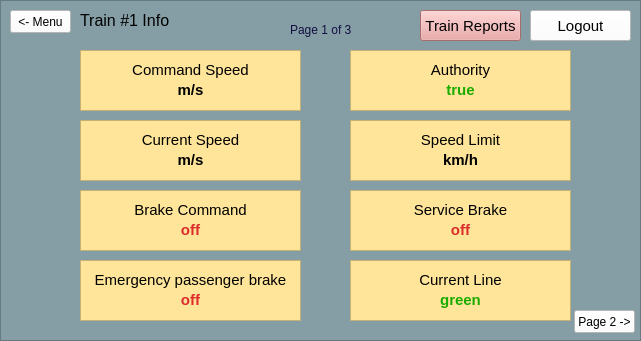
Old version of the form src/UI/TrainModel/Train_Info_Page1.ui in the repository aet37/ECE1140-Project.
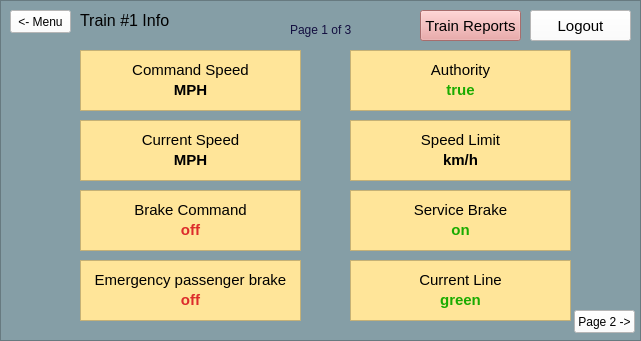
New version of the form.

Diff of the .ui file:
```diff
--- a/src/UI/TrainModel/Train_Info_Page1.ui
+++ b/src/UI/TrainModel/Train_Info_Page1.ui
@@ -294,7 +294,7 @@
       <string notr="true">background-color: rgba(255, 255, 255, 0);</string>
      </property>
      <property name="text">
-      <string>m/s</string>
+      <string>MPH</string>
      </property>
      <property name="alignment">
       <set>Qt::AlignCenter</set>
@@ -373,7 +373,7 @@
       <string notr="true">background-color: rgba(255, 255, 255, 0);</string>
      </property>
      <property name="text">
-      <string>m/s</string>
+      <string>MPH</string>
      </property>
      <property name="alignment">
       <set>Qt::AlignCenter</set>
@@ -445,10 +445,10 @@
      </property>
      <property name="styleSheet">
       <string notr="true">background-color: rgba(255, 255, 255, 0);
-color: rgb(220, 44, 44);</string>
+color: rgb(26, 171, 0);;</string>
      </property>
      <property name="text">
-      <string>off</string>
+      <string>on</string>
      </property>
      <property name="alignment">
       <set>Qt::AlignCenter</set>
```
